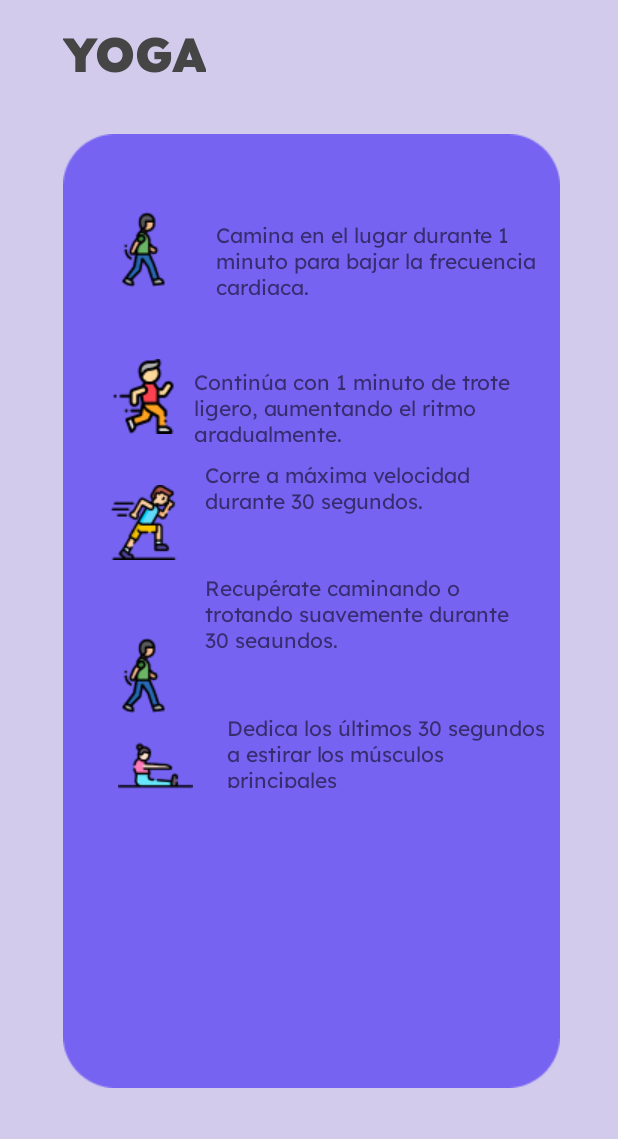
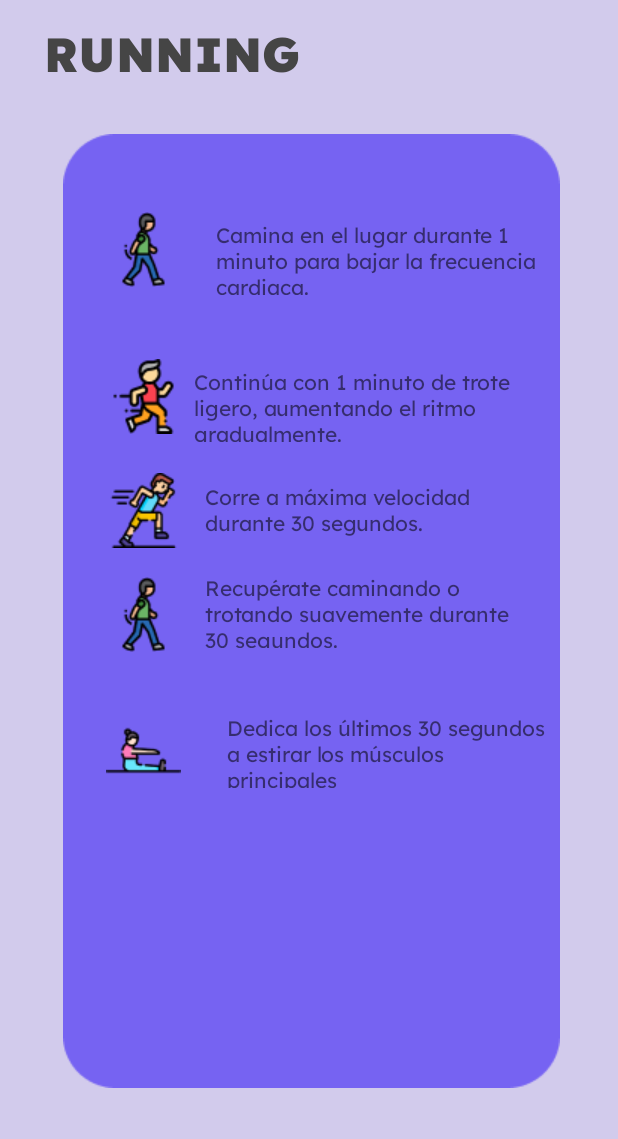
Before and after one commit to Sandoval0315/EXPO, an Android app: the activity_runnig screen opened directly, with no data from a screen before it, on a phone screen of 412 x 824 dp, the part 97-1236 px from its top. Run offline under Robolectric (Android 15) with nearby library versions, the phone set to English and light mode, and no system bars.

Commit message:
termine navegacion de botones de fragment

```diff
--- a/app/src/main/java/HealthSync/healthsync/ui/dashboard/DashboardFragment.kt
+++ b/app/src/main/java/HealthSync/healthsync/ui/dashboard/DashboardFragment.kt
@@ -3,6 +3,7 @@ package HealthSync.healthsync.ui.dashboard
 import HealthSync.healthsync.Activity_rutinafuerza
 import HealthSync.healthsync.R
 import HealthSync.healthsync.activity_altaintensidad
+import HealthSync.healthsync.activity_runnig
 import HealthSync.healthsync.activity_rutina_cardiovascular
 import HealthSync.healthsync.activity_rutinas
 import HealthSync.healthsync.activity_yoga
@@ -55,6 +56,10 @@ class DashboardFragment : Fragment() {
             val intent = Intent(requireContext(), Activity_rutinafuerza::class.java)
             startActivity(intent)
         }
+        btnRunnig.setOnClickListener {
+            val intent = Intent(requireContext(), activity_runnig::class.java)
+            startActivity(intent)
+        }
 
         btnAltaIntensidad.setOnClickListener {
             val intent = Intent(requireContext(), activity_altaintensidad::class.java)
--- a/app/src/main/res/layout/activity_runnig.xml
+++ b/app/src/main/res/layout/activity_runnig.xml
@@ -23,17 +23,17 @@
                 android:id="@+id/button7"
                 android:layout_width="wrap_content"
                 android:layout_height="wrap_content"
-                android:layout_marginTop="950dp"
+                android:layout_marginTop="600dp"
                 android:text="EMPEZAR"
                 app:cornerRadius="13dp"
                 app:layout_constraintBottom_toBottomOf="parent"
                 app:layout_constraintEnd_toEndOf="parent"
                 app:layout_constraintStart_toStartOf="parent"
-                app:layout_constraintTop_toTopOf="parent"/>
+                app:layout_constraintTop_toTopOf="parent" />
 
             <ImageView
                 android:id="@+id/imageView58"
-                android:layout_width="1049dp"
+                android:layout_width="616dp"
                 android:layout_height="1290dp"
                 app:layout_constraintBottom_toBottomOf="parent"
                 app:layout_constraintEnd_toEndOf="parent"
@@ -76,7 +76,7 @@
                 android:layout_width="wrap_content"
                 android:layout_height="wrap_content"
                 android:fontFamily="@font/lexend_black"
-                android:text="YOGA"
+                android:text="RUNNING"
                 android:textAlignment="viewStart"
                 android:textColor="#454545"
                 android:textSize="32sp"
@@ -133,7 +133,7 @@
                 app:layout_constraintHorizontal_bias="0.219"
                 app:layout_constraintStart_toStartOf="parent"
                 app:layout_constraintTop_toBottomOf="@+id/imageView62"
-                app:layout_constraintVertical_bias="0.041"
+                app:layout_constraintVertical_bias="0.031"
                 app:srcCompat="@drawable/caminar3" />
 
             <ImageView
@@ -145,7 +145,7 @@
                 app:layout_constraintHorizontal_bias="0.219"
                 app:layout_constraintStart_toStartOf="parent"
                 app:layout_constraintTop_toBottomOf="@+id/imageView62"
-                app:layout_constraintVertical_bias="0.164"
+                app:layout_constraintVertical_bias="0.115"
                 app:srcCompat="@drawable/caminar" />
 
             <ImageView
@@ -154,10 +154,10 @@
                 android:layout_height="wrap_content"
                 app:layout_constraintBottom_toBottomOf="parent"
                 app:layout_constraintEnd_toEndOf="parent"
-                app:layout_constraintHorizontal_bias="0.239"
+                app:layout_constraintHorizontal_bias="0.219"
                 app:layout_constraintStart_toStartOf="parent"
                 app:layout_constraintTop_toTopOf="parent"
-                app:layout_constraintVertical_bias="0.489"
+                app:layout_constraintVertical_bias="0.481"
                 app:srcCompat="@drawable/brazosypiernas" />
 
             <TextView
@@ -197,7 +197,7 @@
                 app:layout_constraintHorizontal_bias="0.68"
                 app:layout_constraintStart_toStartOf="parent"
                 app:layout_constraintTop_toTopOf="parent"
-                app:layout_constraintVertical_bias="0.345" />
+                app:layout_constraintVertical_bias="0.357" />
 
             <TextView
                 android:id="@+id/textView45"
```
